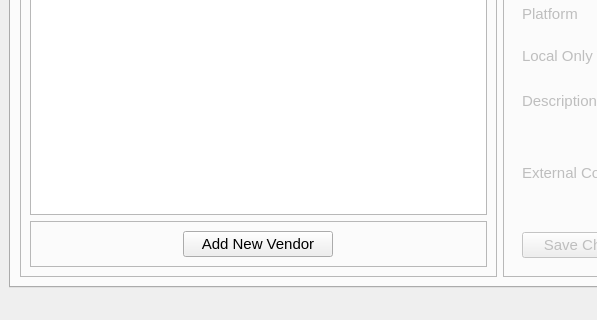
Old version of the form ui/MainWindow.ui in the repository CS-4820-Library-Project/COUNTER-5-Report-Tool-2020-5.0; both pictures show x 0 to 597 and y 320 to 640 of the 1000 by 640 pixel window.
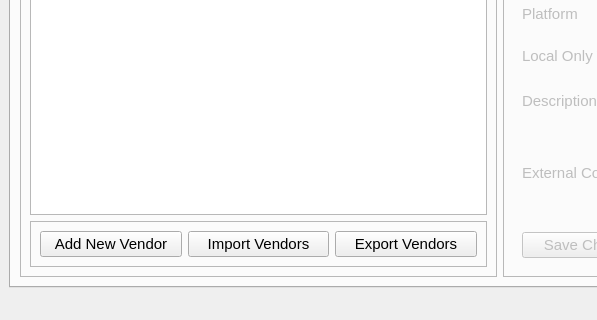
New version of the form.

```diff
--- a/ui/MainWindow.ui
+++ b/ui/MainWindow.ui
@@ -111,6 +111,32 @@
                 </property>
                </widget>
               </item>
+              <item row="0" column="1">
+               <widget class="QPushButton" name="importVendorsButton">
+                <property name="maximumSize">
+                 <size>
+                  <width>150</width>
+                  <height>16777215</height>
+                 </size>
+                </property>
+                <property name="text">
+                 <string>Import Vendors</string>
+                </property>
+               </widget>
+              </item>
+              <item row="0" column="2">
+               <widget class="QPushButton" name="exportVendorsButton">
+                <property name="maximumSize">
+                 <size>
+                  <width>150</width>
+                  <height>16777215</height>
+                 </size>
+                </property>
+                <property name="text">
+                 <string>Export Vendors</string>
+                </property>
+               </widget>
+              </item>
              </layout>
             </widget>
            </item>
```
Left out of the diff: 2 changed lines with no effect on the pictures.
